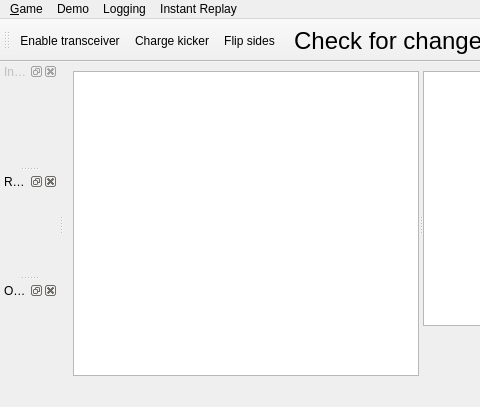
Above: src/ra/mainwindow.ui from robotics-erlangen/framework before the change; both pictures show x 0 to 480 and y 0 to 407 of the 842 by 407 pixel window. Below: the same form after it.
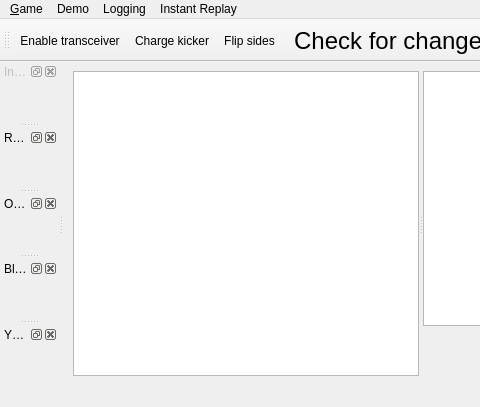
That is the form after the change. Custom widgets are drawn as their Qt base class.

Commit message: Implement debugger window in Ra

The edit to the form file:
```diff
--- a/src/ra/mainwindow.ui
+++ b/src/ra/mainwindow.ui
@@ -250,6 +250,24 @@
    </attribute>
    <widget class="OptionsWidget" name="options"/>
   </widget>
+  <widget class="QDockWidget" name="dockBlueDebugger">
+   <property name="windowTitle">
+    <string>Blue Debugger</string>
+   </property>
+   <attribute name="dockWidgetArea">
+    <number>1</number>
+   </attribute>
+   <widget class="DebuggerConsole" name="blueDebugger"/>
+  </widget>
+  <widget class="QDockWidget" name="dockYellowDebugger">
+   <property name="windowTitle">
+    <string>Yellow Debugger</string>
+   </property>
+   <attribute name="dockWidgetArea">
+    <number>1</number>
+   </attribute>
+   <widget class="DebuggerConsole" name="yellowDebugger"/>
+  </widget>
   <action name="actionQuit">
    <property name="text">
     <string>&amp;Quit</string>
@@ -631,6 +649,12 @@
    <extends>QWidget</extends>
    <header>optionswidget.h</header>
   </customwidget>
+  <customwidget>
+   <class>DebuggerConsole</class>
+   <extends>QWidget</extends>
+   <header>widgets/debuggerconsole.h</header>
+   <container>1</container>
+  </customwidget>
  </customwidgets>
  <resources/>
  <connections>
```
The commit also changes 23 other files.
